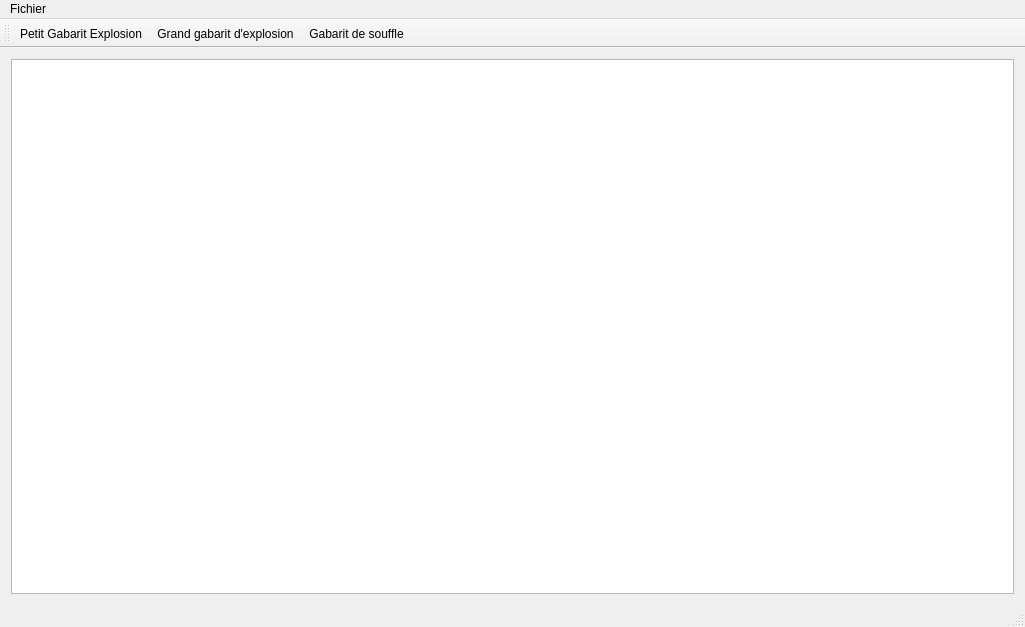
Before: the Qt Designer form warhole/gamewindow.ui in kaosphere/Warhole, drawn with Qt 5.
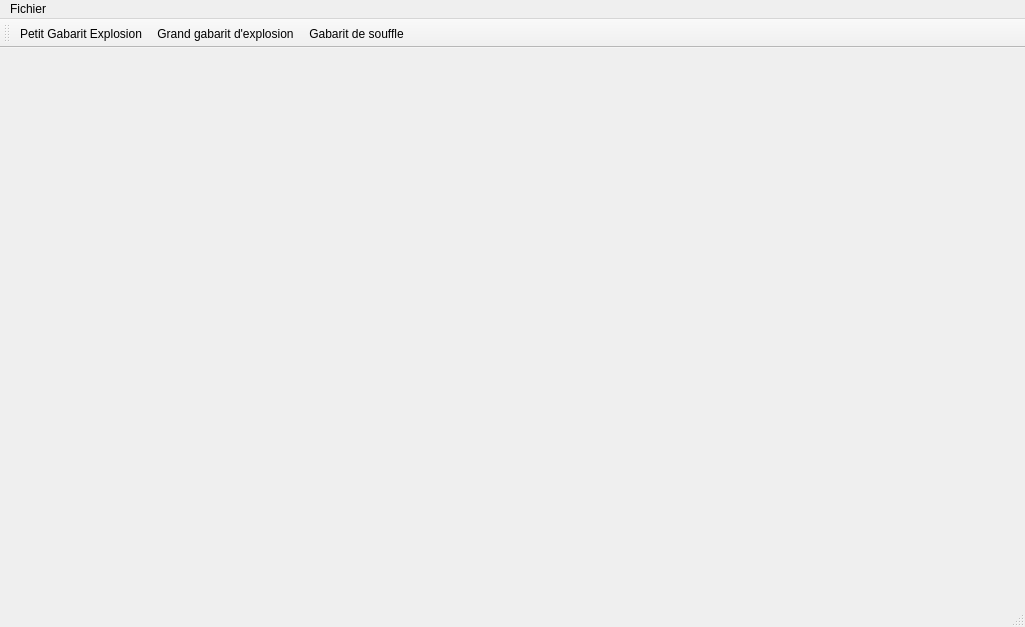
After: the same form once the commit is applied. Icons and pictures are not drawn.

Commit message: Create EnhancedGraphicsView to port some gameWindow code in special class.

Diff of the .ui file:
```diff
--- a/warhole/gamewindow.ui
+++ b/warhole/gamewindow.ui
@@ -14,11 +14,7 @@
    <string>MainWindow</string>
   </property>
   <widget class="QWidget" name="centralWidget">
-   <layout class="QHBoxLayout" name="horizontalLayout">
-    <item>
-     <widget class="QGraphicsView" name="graphicsView"/>
-    </item>
-   </layout>
+   <layout class="QHBoxLayout" name="horizontalLayout"/>
   </widget>
   <widget class="QMenuBar" name="menuBar">
    <property name="geometry">
```
Left out of the diff: 4 changed lines with no effect on the pictures. The commit also changes 11 other files.
